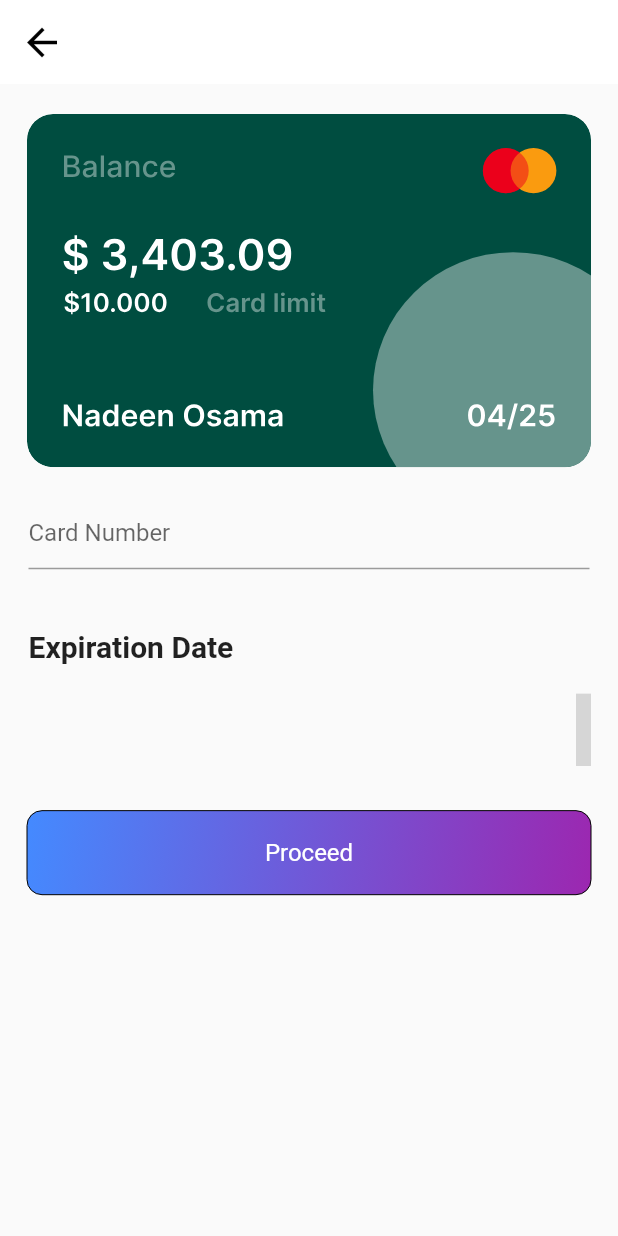
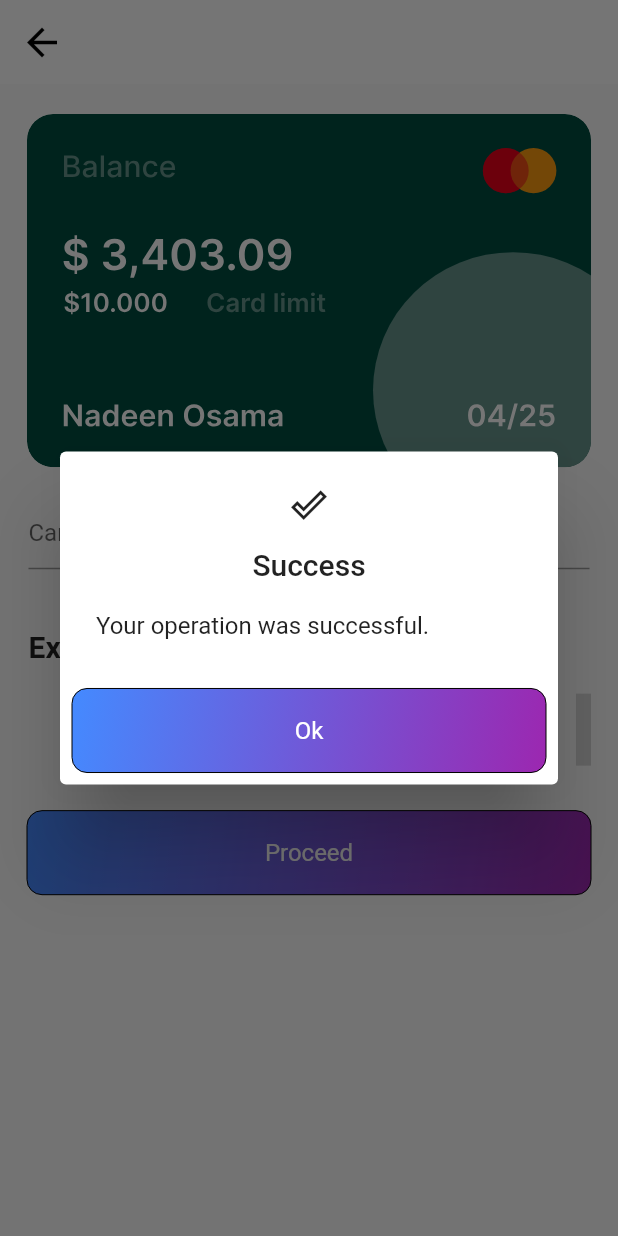
Before and after one commit to omar11698/highway_gates, a Flutter app: the PaymentScreen screen opened by its route, after a tap on "Proceed", on a phone screen of 412 x 824 dp. Run offline on Flutter 3.47's test engine with Material 2 defaults, Android fonts, the phone set to English and light mode, and no system bars; our stand-ins replace bloc, cloud_firestore, dartz, date_time_picker, equatable, firebase_auth and 6 more; missing offline and left inert: datepicker_dropdown; accounts and stored records are empty; grey boxes are pictures that could not be loaded.

Commit message:
adding payment_screen.dart finished

```diff
--- a/lib/Traffic_Contraventions_feature/presentation/pages/balance_screen.dart
+++ b/lib/Traffic_Contraventions_feature/presentation/pages/balance_screen.dart
@@ -1,5 +1,6 @@
 import 'package:flutter/material.dart';
 import 'package:highway_gates/Authentication_feature/presentation/widgets/default_button.dart';
+import 'package:highway_gates/Core/router/navigation_router.dart';
 
 class BalanceScreen extends StatelessWidget {
   const BalanceScreen({super.key});
@@ -9,15 +10,14 @@ class BalanceScreen extends StatelessWidget {
     var mobileSize=MediaQuery.of(context).size;
     return  Scaffold(
       appBar: _buildAppBar(context),
-      body:
-      Padding(
+      body: Padding(
         padding: const EdgeInsets.symmetric(horizontal: 8.0),
         child: Column(
           crossAxisAlignment: CrossAxisAlignment.end,
           children: [
             const SizedBox(width: double.infinity,),
             Text("الرصيد المتاح ",textDirection: TextDirection.rtl,style: buildTextStyle(),),
-            SizedBox(height:mobileSize.height/4 ,),
+            SizedBox(height:mobileSize.height/5 ,),
             const Center(
               child: Text('0.0',style: TextStyle(fontSize: 60,fontWeight: FontWeight.bold),),
             ),
@@ -25,7 +25,9 @@ class BalanceScreen extends StatelessWidget {
 
             Padding(
               padding: const EdgeInsets.symmetric(horizontal: 48.0),
-              child: DefaultButton(mobileSize: mobileSize, label: "إعادة الشحن ", onTap: (){}),
+              child: DefaultButton(mobileSize: mobileSize, label: "إعادة الشحن ", onTap: (){
+                Navigator.of(context).pushNamed(paymentRoute);
+              }),
             ),
 
 
--- a/lib/Traffic_Contraventions_feature/presentation/pages/payment_screen.dart
+++ b/lib/Traffic_Contraventions_feature/presentation/pages/payment_screen.dart
@@ -3,6 +3,7 @@ import 'package:flutter/material.dart';
 import 'package:flutter_svg/svg.dart';
 import 'package:highway_gates/Authentication_feature/presentation/widgets/default_button.dart';
 import 'package:highway_gates/Core/constants/svg_images.dart';
+import 'package:highway_gates/Core/router/navigation_router.dart';
 
 class PaymentScreen extends StatefulWidget {
   const PaymentScreen({super.key});
@@ -14,34 +15,58 @@ class PaymentScreen extends StatefulWidget {
 class _PaymentScreenState extends State<PaymentScreen> {
   @override
   Widget build(BuildContext context) {
-    AutovalidateMode autovalidate = AutovalidateMode.disabled;
+    // AutovalidateMode autovalidate = AutovalidateMode.disabled;
     int selectedDay = 14;
     int selectedMonth = 10;
-    int selectedYear = 1993;
-    var mobileSize=MediaQuery.of(context).size;
-    return  Scaffold(
+    int selectedYear = DateTime.now().year;
+    var mobileSize = MediaQuery.of(context).size;
+    return Scaffold(
       appBar: _buildAppBar(context),
-      body:
-       SingleChildScrollView(
+      body: SingleChildScrollView(
         child: Padding(
           padding: const EdgeInsets.symmetric(horizontal: 18.0),
           child: Column(
             crossAxisAlignment: CrossAxisAlignment.end,
             children: [
-                      const SizedBox(width: double.infinity,),
+              const SizedBox(
+                width: double.infinity,
+              ),
               Container(
-                        margin: const EdgeInsets.only(top: 20,),
-                        height: mobileSize.height/3.5,
+                margin: const EdgeInsets.only(
+                  top: 20,
+                ),
+                height: mobileSize.height / 3.5,
                 width: mobileSize.width,
                 child: FittedBox(
                   fit: BoxFit.fill,
                   child: SvgPicture.asset(
                     paymentSvgImg,
                   ),
-                        ),),
-              Align(alignment: Alignment.centerLeft,child: Container(margin: const EdgeInsets.symmetric(vertical: 20,horizontal: 1),child: const TextField(decoration: InputDecoration(hintText: "Card Number",),)),),
-              Align(alignment: Alignment.centerLeft,child: Container(margin: const EdgeInsets.symmetric(vertical: 20,horizontal: 1),child: const Text("Expiration Date",style: TextStyle(fontSize: 20,fontWeight: FontWeight.bold),)),),
-
+                ),
+              ),
+              Align(
+                alignment: Alignment.centerLeft,
+                child: Container(
+                    margin:
+                        const EdgeInsets.symmetric(vertical: 20, horizontal: 1),
+                    child: const TextField(
+                      decoration: InputDecoration(
+                        hintText: "Card Number",
+                      ),
+                      keyboardType: TextInputType.number,
+                    )),
+              ),
+              Align(
+                alignment: Alignment.centerLeft,
+                child: Container(
+                    margin:
+                        const EdgeInsets.symmetric(vertical: 20, horizontal: 1),
+                    child: const Text(
+                      "Expiration Date",
+                      style:
+                          TextStyle(fontSize: 20, fontWeight: FontWeight.bold),
+                    )),
+              ),
               DropdownDatePicker(
                 locale: "en",
                 inputDecoration: InputDecoration(
@@ -54,8 +79,8 @@ class _PaymentScreenState extends State<PaymentScreen> {
                         borderRadius: BorderRadius.circular(10))), // optional
                 isDropdownHideUnderline: true, // optional
                 isFormValidator: true, // optional
-                startYear: 1990, // optional
-                endYear: 2030, // optional
+                startYear: DateTime.now().year, // optional
+                endYear: 2050, // optional
                 width: 10, // optional
                 showDay: false,
                 selectedDay: selectedDay, // optional
@@ -74,21 +99,34 @@ class _PaymentScreenState extends State<PaymentScreen> {
                   print('onChangedYear: $value');
                 },
               ),
-
               Padding(
                   padding: const EdgeInsets.symmetric(vertical: 30.0),
-                child: DefaultButton(mobileSize: mobileSize, label: "Proceed", onTap: onTap),
+                  child: DefaultButton(
+                      mobileSize: mobileSize,
+                      label: "Proceed",
+                      onTap: () {
+                        showDialog(
+                          context: context,
+                          builder: (BuildContext context) {
+                            return AlertDialog(
+                              title: const Text('Success'),
+                              icon: const Icon(Icons.done_outline),
+                              content:
+                                  const Text('Your operation was successful.'),
+                              actions: [
+                                DefaultButton(
+                                  mobileSize: mobileSize,
+                                  label: 'Ok',
+                                  onTap: () {
+                                    Navigator.of(context)
+                                        .pushNamed(billingRoute);
+                                  },
                                 ),
-
-
-
-
-
-
-
-
-
-
+                              ],
+                            );
+                          },
+                        );
+                      })),
             ],
           ),
         ),
@@ -96,8 +134,8 @@ class _PaymentScreenState extends State<PaymentScreen> {
     );
   }
 
-  TextStyle buildTextStyle() =>
-      const TextStyle(color: Colors.blue, fontWeight: FontWeight.w500, fontSize: 30);
+  TextStyle buildTextStyle() => const TextStyle(
+      color: Colors.blue, fontWeight: FontWeight.w500, fontSize: 30);
 
   AppBar _buildAppBar(BuildContext context) {
     return AppBar(
@@ -114,7 +152,19 @@ class _PaymentScreenState extends State<PaymentScreen> {
         backgroundColor: Colors.white);
   }
 
-  void onTap() {
+  void onTap(BuildContext context) {
+    ScaffoldMessenger.of(context).showSnackBar(SnackBar(
+      content: const Text(
+        "Payment Successful ",
+        style: TextStyle(color: Colors.white),
+      ),
+      action: SnackBarAction(
+        label: 'Undo',
+        onPressed: () {
+          // Some code to undo the change.
+        },
+      ),
+    ));
   }
 }
 
@@ -128,7 +178,7 @@ class ExpirationDateWidget extends StatefulWidget {
 class _ExpirationDateWidgetState extends State<ExpirationDateWidget> {
   @override
   Widget build(BuildContext context) {
-    return  Row(
+    return Row(
       children: [
         DropdownDatePicker(
           inputDecoration: InputDecoration(
```
Lines whose indentation alone changed are shown as unchanged.
